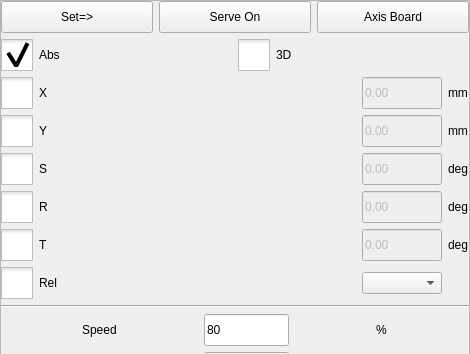
Above: hcinstruction/actionsettingframe.ui from GaussCheng/2-5AxisPunch before the change; both pictures show x 0 to 470 and y 0 to 354 of the 470 by 688 pixel window. Below: the same form after it.
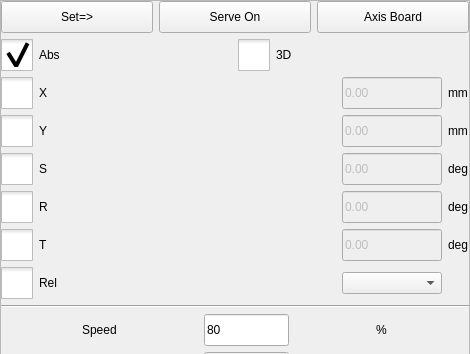
That is the form after the change. Icons and pictures are not drawn. Custom widgets are drawn as their Qt base class.

Diff of the .ui file:
```diff
--- a/hcinstruction/actionsettingframe.ui
+++ b/hcinstruction/actionsettingframe.ui
@@ -229,13 +229,13 @@
        </property>
        <property name="minimumSize">
         <size>
-         <width>80</width>
+         <width>100</width>
          <height>0</height>
         </size>
        </property>
        <property name="maximumSize">
         <size>
-         <width>80</width>
+         <width>100</width>
          <height>32</height>
         </size>
        </property>
@@ -302,13 +302,13 @@
        </property>
        <property name="minimumSize">
         <size>
-         <width>80</width>
+         <width>100</width>
          <height>0</height>
         </size>
        </property>
        <property name="maximumSize">
         <size>
-         <width>80</width>
+         <width>100</width>
          <height>32</height>
         </size>
        </property>
@@ -375,13 +375,13 @@
        </property>
        <property name="minimumSize">
         <size>
-         <width>80</width>
+         <width>100</width>
          <height>0</height>
         </size>
        </property>
        <property name="maximumSize">
         <size>
-         <width>80</width>
+         <width>100</width>
          <height>32</height>
         </size>
        </property>
@@ -448,13 +448,13 @@
        </property>
        <property name="minimumSize">
         <size>
-         <width>80</width>
+         <width>100</width>
          <height>0</height>
         </size>
        </property>
        <property name="maximumSize">
         <size>
-         <width>80</width>
+         <width>100</width>
          <height>32</height>
         </size>
        </property>
@@ -521,13 +521,13 @@
        </property>
        <property name="minimumSize">
         <size>
-         <width>80</width>
+         <width>100</width>
          <height>0</height>
         </size>
        </property>
        <property name="maximumSize">
         <size>
-         <width>80</width>
+         <width>100</width>
          <height>32</height>
         </size>
        </property>
@@ -723,16 +723,16 @@
   </layout>
  </widget>
  <customwidgets>
-  <customwidget>
-   <class>ICComboBox</class>
-   <extends>QComboBox</extends>
-   <header>iccombobox.h</header>
-  </customwidget>
   <customwidget>
    <class>ICLineEditWithVirtualNumericKeypad</class>
    <extends>QLineEdit</extends>
    <header>iclineeditwithvirtualnumerickeypad.h</header>
   </customwidget>
+  <customwidget>
+   <class>ICComboBox</class>
+   <extends>QComboBox</extends>
+   <header>iccombobox.h</header>
+  </customwidget>
  </customwidgets>
  <resources/>
  <connections/>
```
